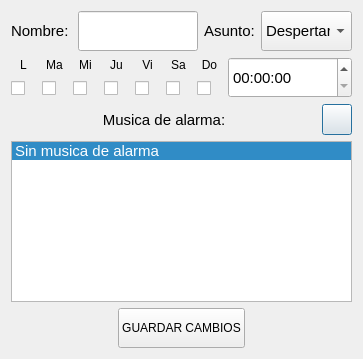
Before: the Qt Designer form GUI/CUERPO/DISENO/itemAlarmaEdit_dise.ui in ronihdzz/IoT_domotica, drawn with Qt 5.
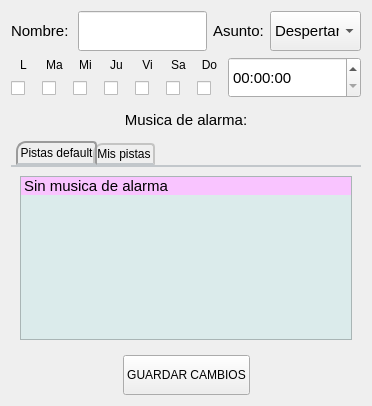
After: the same form once the commit is applied. The open tabs and pages were chosen to show the change. Icons and pictures are not drawn.

The edit to the form file:
```diff
--- a/GUI/CUERPO/DISENO/itemAlarmaEdit_dise.ui
+++ b/GUI/CUERPO/DISENO/itemAlarmaEdit_dise.ui
@@ -9,8 +9,8 @@
    <rect>
     <x>0</x>
     <y>0</y>
-    <width>363</width>
-    <height>359</height>
+    <width>368</width>
+    <height>406</height>
    </rect>
   </property>
   <property name="mouseTracking">
@@ -655,6 +655,156 @@
        </property>
       </widget>
      </item>
+    </layout>
+   </item>
+   <item>
+    <widget class="QTabWidget" name="tabWid_sonidosAlarmas">
+     <property name="minimumSize">
+      <size>
+       <width>350</width>
+       <height>200</height>
+      </size>
+     </property>
+     <property name="maximumSize">
+      <size>
+       <width>16777215</width>
+       <height>16777215</height>
+      </size>
+     </property>
+     <property name="styleSheet">
+      <string notr="true">QTabWidget::pane { /* The tab widget frame */
+/* La linea encabezado que se encuentra abajo de los cuadros de seleccion*/
+    border-top: 2px solid #C2C7CB;
+}
+
+QTabWidget::tab-bar { 
+/*Que tan alejado se encuentra el primer cuadro de seleccion de la parte izquierda del TabWiget*/
+   left: 5px; /* move to the right by 5px */
+}
+
+/* Style the tab using the tab sub-control. Note that
+    it reads QTabBar _not_ QTabWidget */
+QTabBar::tab {
+    background: qlineargradient(x1: 0, y1: 0, x2: 0, y2: 1,
+                                stop: 0 #E1E1E1, stop: 0.4 #DDDDDD,
+                                stop: 0.5 #D8D8D8, stop: 1.0 #D3D3D3);
+    border: 2px solid #C4C4C3; /*contorno de los cuadros de seleccion*/
+   
+ /*linea de abajo del cuadro(s) que no esta(n) seleccionado(s)*/
+    border-bottom-color:#C2C7CB; /* same as the pane color */
+
+    border-top-left-radius: 10px; /*curvatura de los cuadros de seleccion*/
+    border-top-right-radius: 4px; /*curvatura de los cuadros de seleccion*/
+    min-width: 30ex; /*ancho de cada casila*/
+	min-height:5ex;/*alto de cada casilla*/
+    padding: 2px;
+   font: 12pt &quot;MS Shell Dlg 2&quot;;
+}
+
+QTabBar::tab:selected, QTabBar::tab:hover {
+background: qlineargradient(x1: 0, y1: 0, x2: 0, y2: 1,
+                                stop: 0 #fafafa, stop: 0.4 #f4f4f4,
+                                stop: 0.5 #e7e7e7, stop: 1.0 #fafafa);
+}
+
+QTabBar::tab:selected {
+    border-color:#9B9B9B;/*Color del borde de la casilla que esta seleccionada*/
+   /*borde del suelo del cuadro que esta seleccionado*/ 
+   border-bottom-color: #C2C7CB; /* same as pane color */
+}
+
+QTabBar::tab:!selected {
+   /*tamaño de superiodida de alto del cuadro seleccionado y los que no*/
+    margin-top: 2px; /* make non-selected tabs look smaller */
+    font: 12pt &quot;MS Shell Dlg 2&quot;; /*Tamaño de letra de los cuadros que no estan
+   seleccionados*/
+}
+
+/* make use of negative margins for overlapping tabs */
+QTabBar::tab:selected {
+    /* expand/overlap to the left and right by 4px */
+    margin-left: -4px;/*longitud que se alejara una casilla de la parte izquierda 
+   cuando este seleccionada*/
+    margin-right: -4px;
+}
+
+QTabBar::tab:first:selected {
+    margin-left: 0; /* the first selected tab has nothing to overlap with on the left */
+}
+
+QTabBar::tab:last:selected {
+ margin-right: 0; /* the last selected tab has nothing to overlap with on the right */
+}
+
+QTabBar::tab:only-one {
+    margin: 0; /* if there is only one tab, we don't want overlapping margins */
+}</string>
+     </property>
+     <property name="currentIndex">
+      <number>1</number>
+     </property>
+     <widget class="QWidget" name="pistasDefault">
+      <attribute name="title">
+       <string>Pistas default</string>
+      </attribute>
+      <layout class="QVBoxLayout" name="verticalLayout_11">
+       <item>
+        <widget class="QListWidget" name="listWid_soniDef">
+         <property name="minimumSize">
+          <size>
+           <width>0</width>
+           <height>100</height>
+          </size>
+         </property>
+         <property name="font">
+          <font>
+           <pointsize>11</pointsize>
+          </font>
+         </property>
+         <property name="styleSheet">
+          <string notr="true">QListWidget
+{
+/*border : 1px solid black;*/
+background : rgb(219, 235, 235);
+}
+
+QListWidget QScrollBar
+{
+background-color: rgb(219, 235, 235);
+}
+
+ QListView::item:selected
+{
+background-color: rgb(249, 196, 255);
+color: rgb(0, 0, 0);
+}</string>
+         </property>
+         <property name="currentRow">
+          <number>0</number>
+         </property>
+         <item>
+          <property name="text">
+           <string>Sin musica de alarma</string>
+          </property>
+         </item>
+        </widget>
+       </item>
+      </layout>
+     </widget>
+     <widget class="QWidget" name="pistasMias">
+      <attribute name="title">
+       <string>Mis pistas</string>
+      </attribute>
+      <layout class="QVBoxLayout" name="verticalLayout_10">
+       <item>
+        <layout class="QHBoxLayout" name="horizontalLayout_5">
+         <item>
+          <widget class="QLabel" name="label_6">
+           <property name="text">
+            <string/>
+           </property>
+          </widget>
+         </item>
      <item>
       <widget class="QPushButton" name="btn_addCancion">
        <property name="minimumSize">
@@ -689,7 +839,7 @@
     </layout>
    </item>
    <item>
-    <widget class="QListWidget" name="listWidget_sonidosAlarmas">
+        <widget class="QListWidget" name="listWid_soniMio">
      <property name="minimumSize">
       <size>
        <width>0</width>
@@ -701,6 +851,24 @@
        <pointsize>11</pointsize>
       </font>
      </property>
+         <property name="styleSheet">
+          <string notr="true">QListWidget
+{
+/*border : 1px solid black;*/
+background : rgb(219, 235, 235);
+}
+
+QListWidget QScrollBar
+{
+background-color: rgb(219, 235, 235);
+}
+
+ QListView::item:selected
+{
+background-color: rgb(249, 196, 255);
+color: rgb(0, 0, 0);
+}</string>
+         </property>
      <property name="currentRow">
       <number>0</number>
      </property>
@@ -709,6 +877,10 @@
        <string>Sin musica de alarma</string>
       </property>
      </item>
+        </widget>
+       </item>
+      </layout>
+     </widget>
     </widget>
    </item>
    <item>
```
Lines whose indentation alone changed are shown as unchanged.
